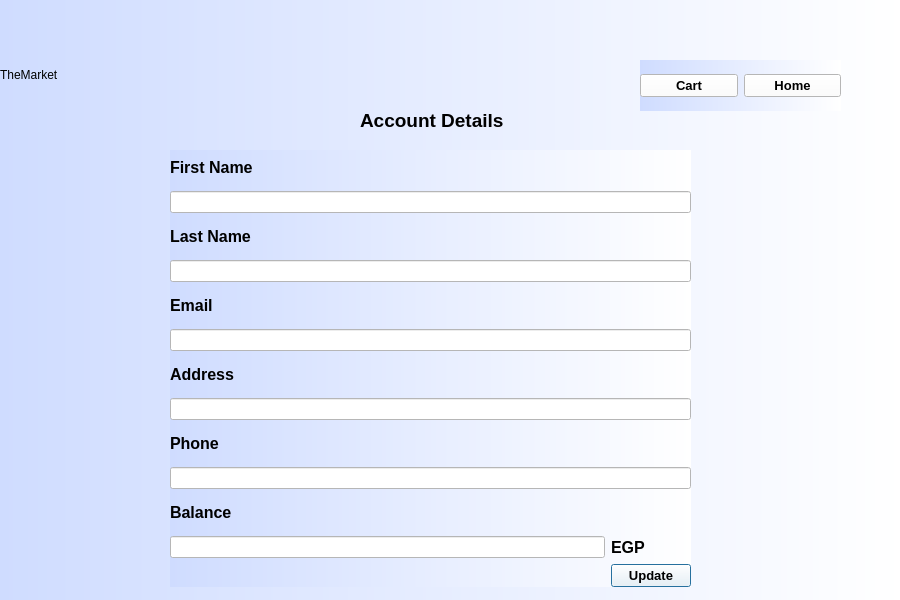
Old version of the form Marketplace-Client/Marketplace-Client/account.ui in the repository Ahmedkhalifa1999/Design-and-Implementation-of-a-Marketplace-system.
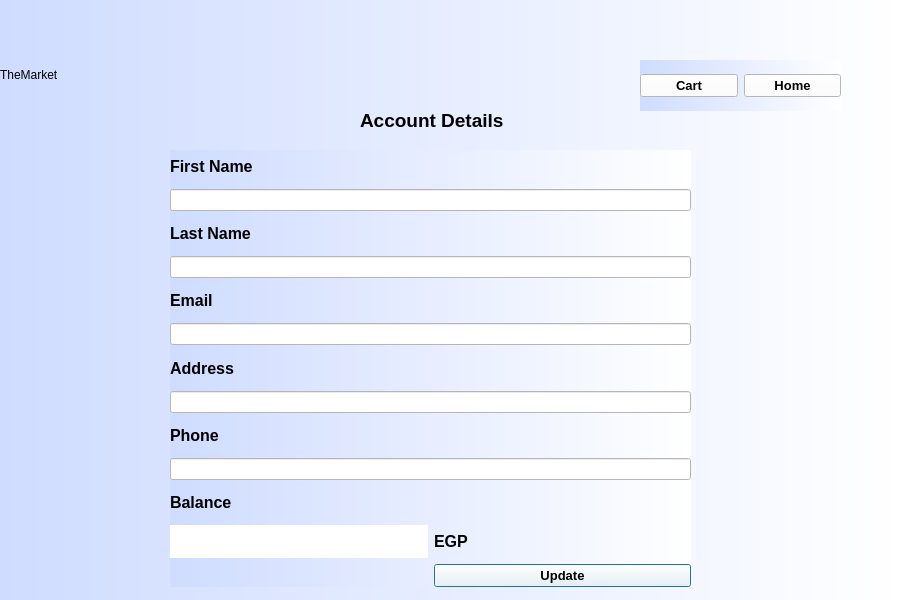
New version of the form.

```diff
--- a/Marketplace-Client/Marketplace-Client/account.ui
+++ b/Marketplace-Client/Marketplace-Client/account.ui
@@ -235,10 +235,13 @@
      </widget>
     </item>
     <item row="11" column="0">
-     <widget class="QLineEdit" name="balance">
+     <widget class="QLabel" name="balance">
       <property name="styleSheet">
        <string notr="true">background-color: rgb(255, 255, 255);</string>
       </property>
+      <property name="text">
+       <string/>
+      </property>
      </widget>
     </item>
    </layout>
```
